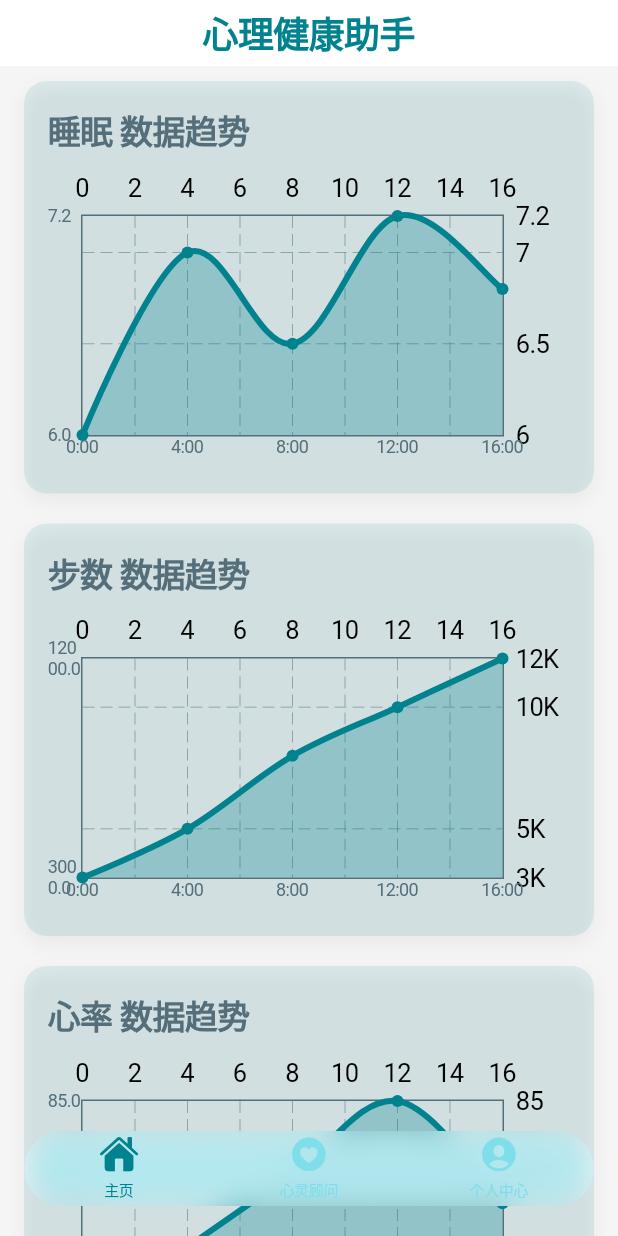
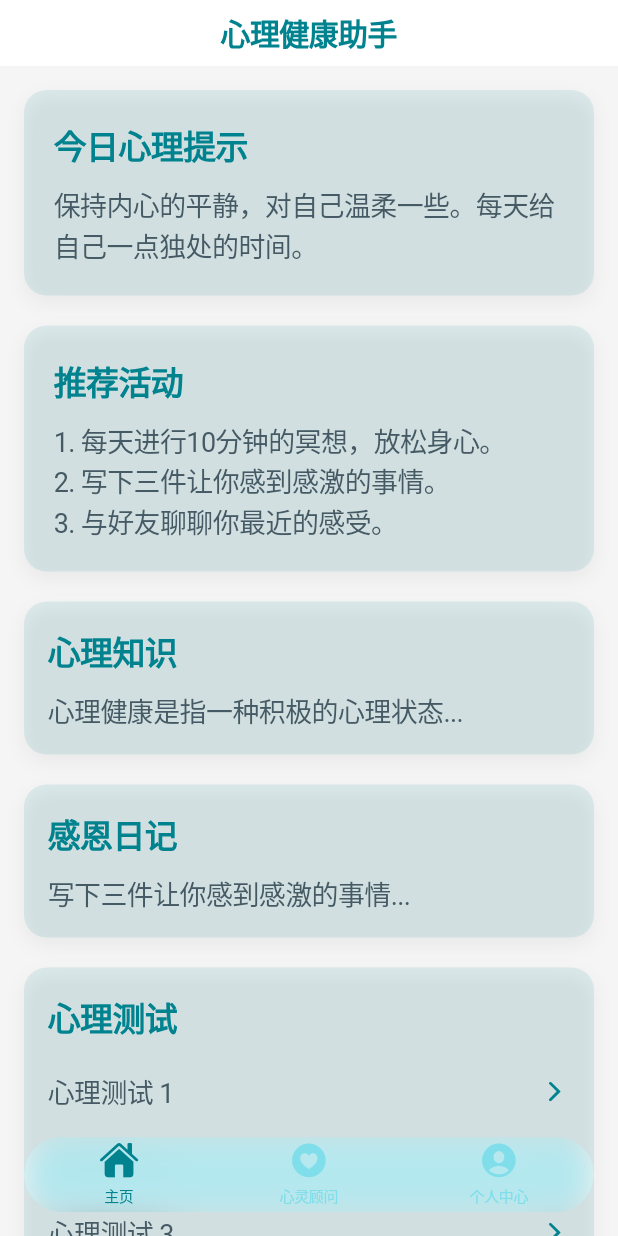
Before and after one commit to 12mimo/-, a Flutter app: the screen it shows after launch, on a phone screen of 412 x 824 dp. Run offline on Flutter 3.47's test engine with Material 3 defaults, Android fonts, the phone set to English and light mode, and no system bars; drawn by our look-alikes of fl_chart.

Commit message:
优化页面布局

```diff
--- a/lib/main.dart
+++ b/lib/main.dart
@@ -1,5 +1,4 @@
 import 'package:flutter/cupertino.dart';
-import 'package:flutter/material.dart';
 import 'package:xlfz/pages/consultant/index.dart';
 import 'package:xlfz/pages/index/index.dart';
 import 'package:xlfz/pages/personal/profile.dart';
@@ -61,7 +60,7 @@ class CupertinoStoreHomePageState extends State<CupertinoStoreHomePage> {
           Align(
             alignment: Alignment.bottomCenter,
             child: Padding(
-              padding: const EdgeInsets.only(bottom: 20.0, left: 16.0, right: 16.0),
+              padding: const EdgeInsets.only(bottom: 16.0, left: 16.0, right: 16.0),
               child: ClipRRect(
                 borderRadius: BorderRadius.circular(25.0),
                 child: Container(
--- a/lib/pages/consultant/index.dart
+++ b/lib/pages/consultant/index.dart
@@ -22,7 +22,7 @@ class VirtualConsultantPage extends StatelessWidget {
           style: TextStyle(
             color: primaryColor,
             fontWeight: FontWeight.bold,
-            fontSize: 24,
+            fontSize: 20,
           ),
         ),
         backgroundColor: backgroundColor,
@@ -34,7 +34,6 @@ class VirtualConsultantPage extends StatelessWidget {
           child: Column(
             crossAxisAlignment: CrossAxisAlignment.start,
             children: [
-              SizedBox(height: 20),
               _buildFullWidthSection(_buildWelcomeSection(cardBackgroundColor, contentColor)),
               SizedBox(height: 30),
               _buildFullWidthSection(_buildVirtualAdvisorSection(primaryColor, textColor, cardBackgroundColor)),
--- a/lib/pages/index/index.dart
+++ b/lib/pages/index/index.dart
@@ -1,11 +1,14 @@
 import 'package:flutter/cupertino.dart';
 import 'package:flutter/material.dart';
-import 'package:percent_indicator/percent_indicator.dart';
-import 'package:fl_chart/fl_chart.dart'; // 确保你已经添加了fl_chart库依赖
 
-class HomePage extends StatelessWidget {
+class HomePage extends StatefulWidget {
   const HomePage({super.key});
 
+  @override
+  _HomePageState createState() => _HomePageState();
+}
+
+class _HomePageState extends State<HomePage> {
   @override
   Widget build(BuildContext context) {
     final brightness = MediaQuery.of(context).platformBrightness;
@@ -23,27 +26,17 @@ class HomePage extends StatelessWidget {
           style: TextStyle(
             color: primaryColor,
             fontWeight: FontWeight.bold,
-            fontSize: 24,
+            fontSize: 20,
           ),
         ),
         backgroundColor: backgroundColor,
       ),
-      child: Container(
-        color: backgroundColor,
-        child: SafeArea(
+      child: SafeArea(
+        child: Container(
+          color: backgroundColor,
           child: ListView(
-            padding: const EdgeInsets.only(left: 16.0, right: 16.0, top: 10.0, bottom: 90.0),
+            padding: const EdgeInsets.only(left: 16.0, right: 16.0, top: 16.0, bottom: 76.0),
             children: [
-              _buildHealthDataLineChart('睡眠', [FlSpot(0, 6), FlSpot(4, 7), FlSpot(8, 6.5), FlSpot(12, 7.2), FlSpot(16, 6.8)], primaryColor, textColor, cardBackgroundColor),
-              const SizedBox(height: 20),
-              _buildHealthDataLineChart('步数', [FlSpot(0, 3000), FlSpot(4, 5000), FlSpot(8, 8000), FlSpot(12, 10000), FlSpot(16, 12000)], primaryColor, textColor, cardBackgroundColor),
-              const SizedBox(height: 20),
-              _buildHealthDataLineChart('心率', [FlSpot(0, 70), FlSpot(4, 75), FlSpot(8, 80), FlSpot(12, 85), FlSpot(16, 78)], primaryColor, textColor, cardBackgroundColor),
-              const SizedBox(height: 20),
-              _buildHealthDataLineChart('呼吸', [FlSpot(0, 15), FlSpot(4, 14), FlSpot(8, 16), FlSpot(12, 15), FlSpot(16, 14)], primaryColor, textColor, cardBackgroundColor),
-              const SizedBox(height: 20),
-              _buildHealthDataLineChart('活动能量', [FlSpot(0, 200), FlSpot(4, 300), FlSpot(8, 400), FlSpot(12, 500), FlSpot(16, 450)], primaryColor, textColor, cardBackgroundColor),
-              const SizedBox(height: 20),
               _buildCard(
                 title: '今日心理提示',
                 content: '保持内心的平静，对自己温柔一些。每天给自己一点独处的时间。',
@@ -64,76 +57,11 @@ class HomePage extends StatelessWidget {
               _buildMentalHealthKnowledgeSection(primaryColor, textColor, contentColor, primaryColor),
               const SizedBox(height: 20),
               _buildGratitudeJournalSection(primaryColor, textColor, contentColor, primaryColor),
+              const SizedBox(height: 20),
+              _buildPsychologicalTestsSection(primaryColor, textColor, contentColor, primaryColor),
             ],
           ),
         ),
-      ),
-    );
-  }
-
-  // 折线图展示健康数据
-  Widget _buildHealthDataLineChart(String title, List<FlSpot> dataPoints, Color primaryColor, Color textColor, Color cardBackgroundColor) {
-    return Container(
-      padding: const EdgeInsets.all(16.0),
-      decoration: _buildBoxDecoration(cardBackgroundColor),
-      child: Column(
-        crossAxisAlignment: CrossAxisAlignment.start,
-        children: [
-          Text(
-            '$title 数据趋势',
-            style: TextStyle(
-              fontSize: 22,
-              fontWeight: FontWeight.bold,
-              color: textColor,
-            ),
-          ),
-          const SizedBox(height: 10),
-          SizedBox(
-            height: 200,
-            child: LineChart(
-              LineChartData(
-                gridData: FlGridData(show: true, drawVerticalLine: true),
-                borderData: FlBorderData(show: true, border: Border.all(color: textColor)),
-                titlesData: FlTitlesData(
-                  leftTitles: AxisTitles(
-                    sideTitles: SideTitles(showTitles: true, interval: 10, getTitlesWidget: (value, meta) => Text(value.toString(), style: TextStyle(color: textColor, fontSize: 12))),
-                  ),
-                  bottomTitles: AxisTitles(
-                    sideTitles: SideTitles(showTitles: true, getTitlesWidget: (value, meta) {
-                      switch (value.toInt()) {
-                        case 0:
-                          return Text('0:00', style: TextStyle(color: textColor, fontSize: 12));
-                        case 4:
-                          return Text('4:00', style: TextStyle(color: textColor, fontSize: 12));
-                        case 8:
-                          return Text('8:00', style: TextStyle(color: textColor, fontSize: 12));
-                        case 12:
-                          return Text('12:00', style: TextStyle(color: textColor, fontSize: 12));
-                        case 16:
-                          return Text('16:00', style: TextStyle(color: textColor, fontSize: 12));
-                        case 20:
-                          return Text('20:00', style: TextStyle(color: textColor, fontSize: 12));
-                        case 24:
-                          return Text('24:00', style: TextStyle(color: textColor, fontSize: 12));
-                      }
-                      return Text('', style: TextStyle(color: textColor, fontSize: 12));
-                    }),
-                  ),
-                ),
-                lineBarsData: [
-                  LineChartBarData(
-                    spots: dataPoints,
-                    isCurved: true,
-                    barWidth: 4,
-                    color: primaryColor,
-                    belowBarData: BarAreaData(show: true, color: primaryColor.withOpacity(0.3)),
-                    dotData: FlDotData(show: true),
-                  ),
-                ],
-              ),
-            ),
-          ),
-        ],
       ),
     );
   }
@@ -232,6 +160,57 @@ class HomePage extends StatelessWidget {
     );
   }
 
+  // 心理测试模块
+  Widget _buildPsychologicalTestsSection(Color primaryColor, Color titleColor, Color contentColor, Color titleBackgroundColor) {
+    return Container(
+      padding: const EdgeInsets.all(16.0),
+      decoration: _buildBoxDecoration(primaryColor, opacity: 0.1),
+      child: Column(
+        crossAxisAlignment: CrossAxisAlignment.start,
+        children: [
+          Text(
+            '心理测试',
+            style: TextStyle(
+              fontSize: 22,
+              fontWeight: FontWeight.bold,
+              color: titleBackgroundColor,
+            ),
+          ),
+          const SizedBox(height: 10),
+          Column(
+            children: List.generate(10, (index) {
+              return CupertinoButton(
+                padding: EdgeInsets.zero,
+                onPressed: () {
+                  // 测试点击事件处理
+                },
+                child: Container(
+                  padding: const EdgeInsets.symmetric(vertical: 10.0),
+                  child: Row(
+                    mainAxisAlignment: MainAxisAlignment.spaceBetween,
+                    children: [
+                      Text(
+                        '心理测试 ${index + 1}',
+                        style: TextStyle(
+                          fontSize: 18,
+                          color: contentColor,
+                        ),
+                      ),
+                      Icon(
+                        CupertinoIcons.chevron_forward,
+                        color: primaryColor,
+                      ),
+                    ],
+                  ),
+                ),
+              );
+            }),
+          ),
+        ],
+      ),
+    );
+  }
+
   BoxDecoration _buildBoxDecoration(Color color, {double opacity = 0.1}) {
     return BoxDecoration(
       color: color.withOpacity(opacity),
--- a/lib/pages/personal/profile.dart
+++ b/lib/pages/personal/profile.dart
@@ -22,7 +22,7 @@ class ProfilePage extends StatelessWidget {
           style: TextStyle(
             color: primaryColor,
             fontWeight: FontWeight.bold,
-            fontSize: 24,
+            fontSize: 20,
           ),
         ),
         backgroundColor: backgroundColor,
@@ -30,7 +30,6 @@ class ProfilePage extends StatelessWidget {
       child: ListView(
         padding: const EdgeInsets.all(16),
         children: [
-          const SizedBox(height: 20),
           _buildFullWidthSection(_buildProfileHeaderSection(primaryColor, textColor, cardBackgroundColor)),
           const SizedBox(height: 20),
           _buildFullWidthSection(_buildInsightsSection(primaryColor, contentColor, cardBackgroundColor)),
```
